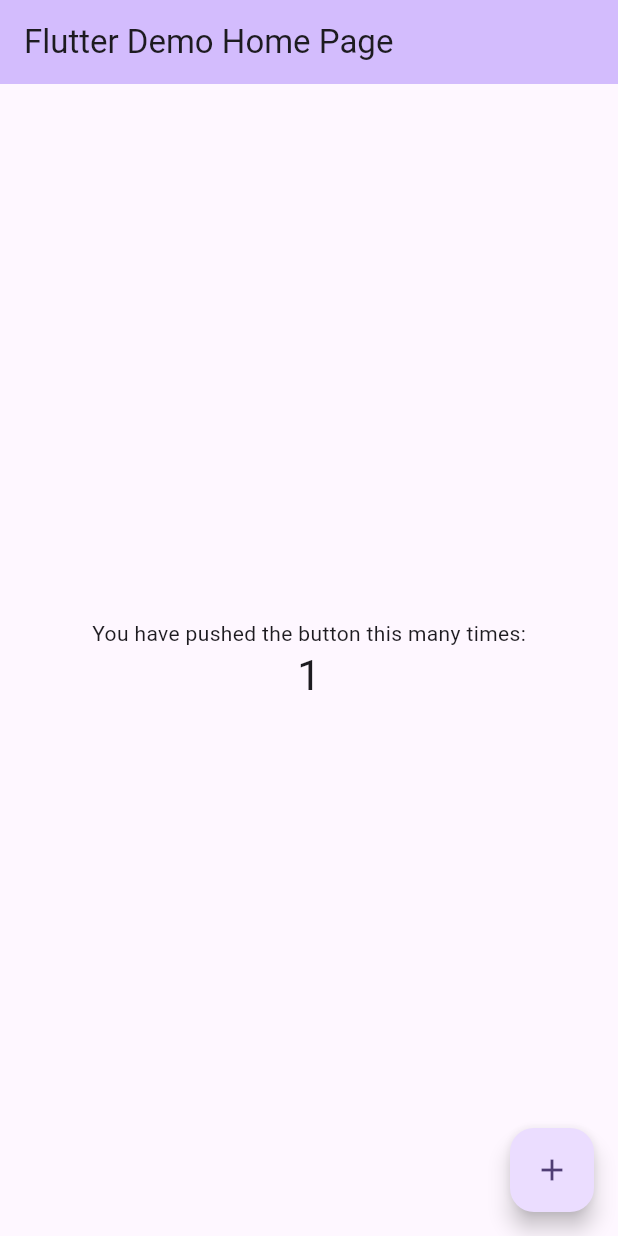
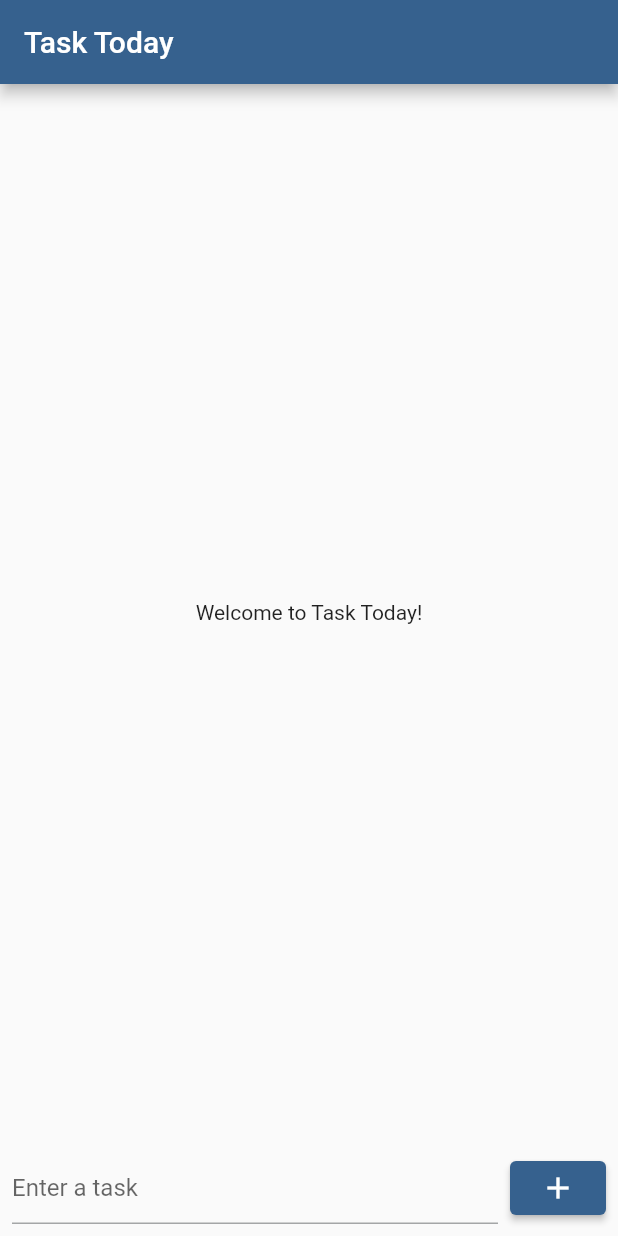
Before and after one commit to vutfiq01/task_today, a Flutter app: the screen it shows after launch, after a tap on the "add" icon, on a phone screen of 412 x 824 dp. Run offline on Flutter 3.47's test engine with Material 2 defaults, Android fonts, the phone set to English and light mode, and no system bars; our stand-ins replace flutter_riverpod, freezed_annotation, isar; accounts and stored records are empty; generated files the repository leaves out were written again.

Commit message:
riverpod, statenotifier, isardb draft 1

```diff
--- /dev/null
+++ b/lib/application/task_provider.dart
@@ -0,0 +1,13 @@
+import 'package:flutter_riverpod/flutter_riverpod.dart';
+import 'package:isar/isar.dart';
+import 'package:task_today/application/task_state.dart';
+import '../global_constants.dart';
+
+final isarProvider = Provider<Isar>((ref) {
+  return isar;
+});
+
+final taskProvider = StateNotifierProvider<TaskNotifier, TaskState>((ref) {
+  final isar = ref.watch(isarProvider);
+  return TaskNotifier(isar);
+});
--- /dev/null
+++ b/lib/application/task_state.dart
@@ -0,0 +1,70 @@
+import 'package:flutter_riverpod/flutter_riverpod.dart';
+import 'package:freezed_annotation/freezed_annotation.dart';
+import 'package:isar/isar.dart';
+import '../infrastructure/model/task.dart';
+
+part 'task_state.freezed.dart';
+
+@freezed
+class TaskState with _$TaskState {
+  const factory TaskState.initial() = _Initial;
+  const factory TaskState.loading() = _Loading;
+  const factory TaskState.loaded(List<Task> tasks) = _Loaded;
+  const factory TaskState.error(String message) = _Error;
+}
+
+class TaskNotifier extends StateNotifier<TaskState> {
+  final Isar isar;
+
+  TaskNotifier(this.isar) : super(const TaskState.initial());
+
+  Future<void> loadTasks() async {
+    try {
+      state = const TaskState.loading();
+
+      final tasks = await isar.tasks.where().findAll();
+
+      state = TaskState.loaded(tasks);
+    } catch (e) {
+      state = TaskState.error(e.toString());
+    }
+  }
+
+  Future<void> addTask(String text) async {
+    try {
+      final newTask = Task()..task = text;
+
+      await isar.writeTxn(() async {
+        await isar.tasks.put(newTask);
+      });
+
+      await loadTasks();
+    } catch (e) {
+      state = TaskState.error(e.toString());
+    }
+  }
+
+  Future<void> updateTask(Task task) async {
+    try {
+      await isar.writeTxn(() async {
+        await isar.tasks.put(task);
+      });
+
+      await loadTasks();
+    } catch (e) {
+      state = TaskState.error(e.toString());
+    }
+  }
+
+  Future<void> deleteTask(Task task) async {
+    try {
+      await isar.writeTxn(() async {
+        await isar.tasks.delete(task.id);
+      });
+
+      await loadTasks();
+    } catch (e) {
+      state = TaskState.error(e.toString());
+    }
+  }
+}
--- /dev/null
+++ b/lib/global_constants.dart
@@ -0,0 +1,3 @@
+import 'package:isar/isar.dart';
+
+late final Isar isar;
--- /dev/null
+++ b/lib/infrastructure/model/task.dart
@@ -0,0 +1,22 @@
+import 'package:isar/isar.dart';
+
+part 'task.g.dart';
+
+@Collection()
+class Task {
+  Id id = Isar.autoIncrement;
+
+  String? task;
+
+  @override
+  bool operator ==(Object other) {
+    if (other is Task) {
+      return id == other.id && task == other.task;
+    } else {
+      return false;
+    }
+  }
+
+  @override
+  int get hashCode => id.hashCode ^ task.hashCode;
+}
--- a/lib/main.dart
+++ b/lib/main.dart
@@ -1,125 +1,37 @@
 import 'package:flutter/material.dart';
+import 'package:flutter_riverpod/flutter_riverpod.dart';
+import 'package:isar/isar.dart';
+import 'package:path_provider/path_provider.dart';
+import 'package:task_today/global_constants.dart';
+import 'package:task_today/infrastructure/model/task.dart';
+import 'package:task_today/presentation/tasks_page.dart';
 
-void main() {
-  runApp(const MyApp());
+void main() async {
+  WidgetsFlutterBinding.ensureInitialized();
+  final dir = await getApplicationSupportDirectory();
+  if (dir.existsSync()) {
+    isar = await Isar.open(
+      [TaskSchema],
+      directory: dir.path,
+    );
+    runApp(const MyApp());
+  }
 }
 
 class MyApp extends StatelessWidget {
   const MyApp({super.key});
 
-  // This widget is the root of your application.
   @override
   Widget build(BuildContext context) {
-    return MaterialApp(
-      title: 'Flutter Demo',
-      theme: ThemeData(
-        // This is the theme of your application.
-        //
-        // TRY THIS: Try running your application with "flutter run". You'll see
-        // the application has a blue toolbar. Then, without quitting the app,
-        // try changing the seedColor in the colorScheme below to Colors.green
-        // and then invoke "hot reload" (save your changes or press the "hot
-        // reload" button in a Flutter-supported IDE, or press "r" if you used
-        // the command line to start the app).
-        //
-        // Notice that the counter didn't reset back to zero; the application
-        // state is not lost during the reload. To reset the state, use hot
-        // restart instead.
-        //
-        // This works for code too, not just values: Most code changes can be
-        // tested with just a hot reload.
-        colorScheme: ColorScheme.fromSeed(seedColor: Colors.deepPurple),
-        useMaterial3: true,
+    return ProviderScope(
+      child: MaterialApp(
+        debugShowCheckedModeBanner: false,
+        title: 'Task Today',
+        theme: ThemeData(
+          colorScheme: ColorScheme.fromSeed(seedColor: Colors.blue),
+        ),
+        home: MyHomePage(),
       ),
-      home: const MyHomePage(title: 'Flutter Demo Home Page'),
     );
   }
 }
-
-class MyHomePage extends StatefulWidget {
-  const MyHomePage({super.key, required this.title});
-
-  // This widget is the home page of your application. It is stateful, meaning
-  // that it has a State object (defined below) that contains fields that affect
-  // how it looks.
-
-  // This class is the configuration for the state. It holds the values (in this
-  // case the title) provided by the parent (in this case the App widget) and
-  // used by the build method of the State. Fields in a Widget subclass are
-  // always marked "final".
-
-  final String title;
-
-  @override
-  State<MyHomePage> createState() => _MyHomePageState();
-}
-
-class _MyHomePageState extends State<MyHomePage> {
-  int _counter = 0;
-
-  void _incrementCounter() {
-    setState(() {
-      // This call to setState tells the Flutter framework that something has
-      // changed in this State, which causes it to rerun the build method below
-      // so that the display can reflect the updated values. If we changed
-      // _counter without calling setState(), then the build method would not be
-      // called again, and so nothing would appear to happen.
-      _counter++;
-    });
-  }
-
-  @override
-  Widget build(BuildContext context) {
-    // This method is rerun every time setState is called, for instance as done
-    // by the _incrementCounter method above.
-    //
-    // The Flutter framework has been optimized to make rerunning build methods
-    // fast, so that you can just rebuild anything that needs updating rather
-    // than having to individually change instances of widgets.
-    return Scaffold(
-      appBar: AppBar(
-        // TRY THIS: Try changing the color here to a specific color (to
-        // Colors.amber, perhaps?) and trigger a hot reload to see the AppBar
-        // change color while the other colors stay the same.
-        backgroundColor: Theme.of(context).colorScheme.inversePrimary,
-        // Here we take the value from the MyHomePage object that was created by
-        // the App.build method, and use it to set our appbar title.
-        title: Text(widget.title),
-      ),
-      body: Center(
-        // Center is a layout widget. It takes a single child and positions it
-        // in the middle of the parent.
-        child: Column(
-          // Column is also a layout widget. It takes a list of children and
-          // arranges them vertically. By default, it sizes itself to fit its
-          // children horizontally, and tries to be as tall as its parent.
-          //
-          // Column has various properties to control how it sizes itself and
-          // how it positions its children. Here we use mainAxisAlignment to
-          // center the children vertically; the main axis here is the vertical
-          // axis because Columns are vertical (the cross axis would be
-          // horizontal).
-          //
-          // TRY THIS: Invoke "debug painting" (choose the "Toggle Debug Paint"
-          // action in the IDE, or press "p" in the console), to see the
-          // wireframe for each widget.
-          mainAxisAlignment: MainAxisAlignment.center,
-          children: <Widget>[
-            const Text(
-              'You have pushed the button this many times:',
-            ),
-            Text(
-              '$_counter',
-              style: Theme.of(context).textTheme.headlineMedium,
-            ),
-          ],
-        ),
-      ),
-      floatingActionButton: FloatingActionButton(
-        onPressed: _incrementCounter,
-        tooltip: 'Increment',
-        child: const Icon(Icons.add),
-      ), // This trailing comma makes auto-formatting nicer for build methods.
-    );
-  }
-}
--- /dev/null
+++ b/lib/presentation/tasks_page.dart
@@ -0,0 +1,108 @@
+import 'package:flutter/material.dart';
+import 'package:flutter_riverpod/flutter_riverpod.dart';
+import 'package:task_today/application/task_state.dart';
+import '../application/task_provider.dart';
+import '../infrastructure/model/task.dart';
+
+class MyHomePage extends ConsumerWidget {
+  MyHomePage({super.key});
+
+  final TextEditingController _controller = TextEditingController();
+
+  void _addTask(WidgetRef ref) {
+    final task = _controller.text;
+
+    if (task.isNotEmpty) {
+      ref.read(taskProvider.notifier).addTask(task);
+
+      _controller.clear();
+    }
+  }
+
+  void _toggleTask(WidgetRef ref, Task task) {
+    final updatedTask = Task()
+      ..id = task.id
+      ..task = task.task == 'Done' ? 'Todo' : 'Done'; // Toggle the task status
+
+    ref.read(taskProvider.notifier).updateTask(updatedTask);
+  }
+
+  void _deleteTask(WidgetRef ref, Task task) {
+    ref.read(taskProvider.notifier).deleteTask(task);
+  }
+
+  @override
+  Widget build(BuildContext context, WidgetRef ref) {
+    ref.listen<TaskState>(
+      taskProvider,
+      (_, state) {
+        state.maybeWhen(
+            error: (message) {
+              ScaffoldMessenger.of(context).showSnackBar(
+                SnackBar(
+                  content: Text(message),
+                  backgroundColor: Colors.red,
+                ),
+              );
+            },
+            orElse: () {} // No action for other states
+            );
+      },
+    );
+
+    return Scaffold(
+      appBar: AppBar(
+        title: const Text('Task Today'),
+      ),
+      body: Center(
+        child: Consumer(
+          builder: (context, ref, child) {
+            final state = ref.watch(taskProvider);
+            return state.when(
+              initial: () => const Text('Welcome to Task Today!'),
+              loading: () => const CircularProgressIndicator(),
+              loaded: (tasks) => ListView.builder(
+                itemCount: tasks.length,
+                itemBuilder: (context, index) {
+                  final task = tasks[index];
+                  return ListTile(
+                    leading: const Icon(Icons.label, color: Colors.blue),
+                    title: Text(task.task ?? ''),
+                    trailing: task.task == 'Done'
+                        ? const Icon(Icons.check, color: Colors.green)
+                        : null,
+                    onTap: () {
+                      _toggleTask(ref, task);
+                    },
+                    onLongPress: () {
+                      _deleteTask(ref, task);
+                    },
+                  );
+                },
+              ),
+              error: (message) => Container(),
+            );
+          },
+        ),
+      ),
+      bottomNavigationBar: Padding(
+        padding: const EdgeInsets.all(8.0),
+        child: Row(
+          children: [
+            Expanded(
+              child: TextField(
+                controller: _controller,
+                decoration: const InputDecoration(hintText: 'Enter a task'),
+              ),
+            ),
+            const SizedBox(width: 8.0),
+            ElevatedButton(
+              onPressed: () => _addTask(ref),
+              child: const Icon(Icons.add),
+            ),
+          ],
+        ),
+      ),
+    );
+  }
+}
```
Also changed, not shown: pubspec.yaml (+12 -69 lines), lib/application/task_state.freezed.dart (added), lib/infrastructure/model/task.g.dart (added), pubspec.lock, 6 other files.
